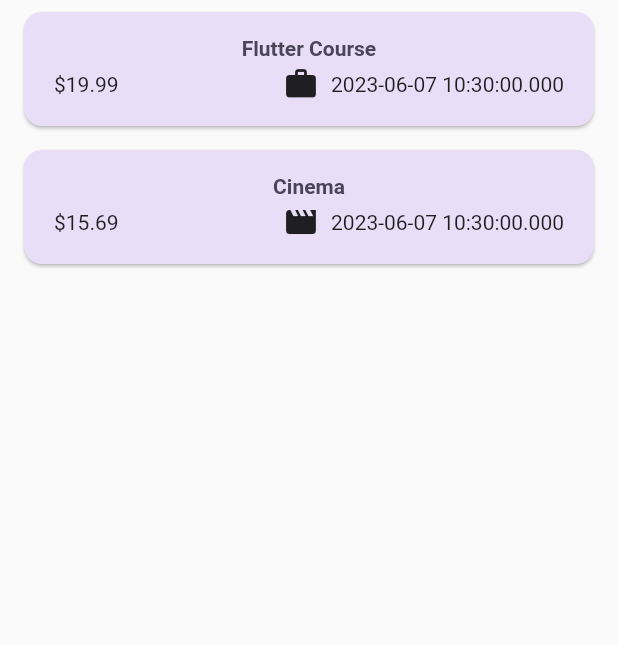
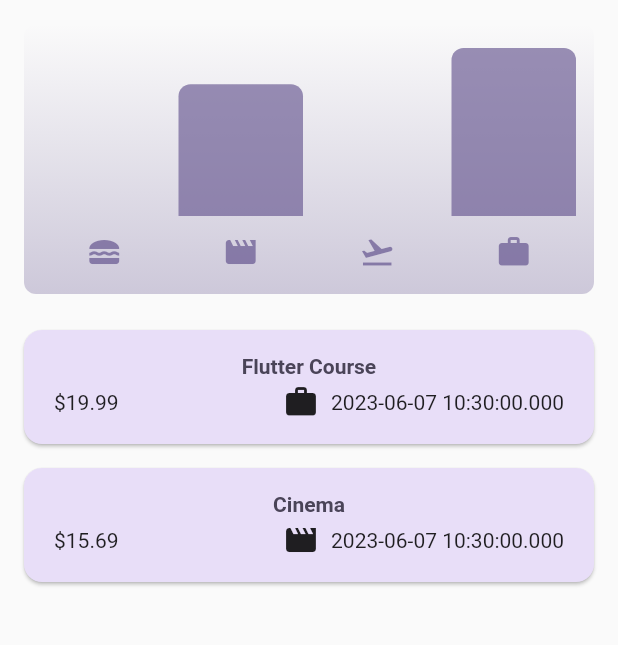
Before and after one commit to omerokumus1/ExpenseTracker_Flutter, a Flutter app: the screen it shows after launch, on a phone screen of 412 x 824 dp, the part 108-753 px from its top. Run offline on Flutter 3.47's test engine with Material 2 defaults, Android fonts, the phone set to English and light mode, and no system bars.

Commit message:
Chart added

```diff
--- a/lib/models/expense.dart
+++ b/lib/models/expense.dart
@@ -33,3 +33,28 @@ class Expense {
     return formatter.format(date);
   }
 }
+
+class ExpenseBucket {
+  const ExpenseBucket({
+    required this.category,
+    required this.expenses,
+  });
+
+  ExpenseBucket.forCategory(List<Expense> allExpenses, this.category)
+      : expenses = allExpenses
+            .where((expense) => expense.category == category)
+            .toList();
+
+  final Category category;
+  final List<Expense> expenses;
+
+  double get totalExpenses {
+    double sum = 0;
+
+    for (final expense in expenses) {
+      sum += expense.amount; // sum = sum + expense.amount
+    }
+
+    return sum;
+  }
+}
--- /dev/null
+++ b/lib/widgets/chart/chart.dart
@@ -0,0 +1,95 @@
+import 'package:flutter/material.dart';
+
+import 'package:expense_tracker/widgets/chart/chart_bar.dart';
+import 'package:expense_tracker/models/expense.dart';
+
+class Chart extends StatelessWidget {
+  const Chart({super.key, required this.expenses});
+
+  final List<Expense> expenses;
+
+  List<ExpenseBucket> get buckets {
+    return [
+      ExpenseBucket.forCategory(expenses, Category.food),
+      ExpenseBucket.forCategory(expenses, Category.leisure),
+      ExpenseBucket.forCategory(expenses, Category.travel),
+      ExpenseBucket.forCategory(expenses, Category.work),
+    ];
+  }
+
+  double get maxTotalExpense {
+    double maxTotalExpense = 0;
+
+    for (final bucket in buckets) {
+      if (bucket.totalExpenses > maxTotalExpense) {
+        maxTotalExpense = bucket.totalExpenses;
+      }
+    }
+
+    return maxTotalExpense;
+  }
+
+  @override
+  Widget build(BuildContext context) {
+    final isDarkMode =
+        MediaQuery.of(context).platformBrightness == Brightness.dark;
+    return Container(
+      margin: const EdgeInsets.all(16),
+      padding: const EdgeInsets.symmetric(
+        vertical: 16,
+        horizontal: 8,
+      ),
+      width: double.infinity,
+      height: 180,
+      decoration: BoxDecoration(
+        borderRadius: BorderRadius.circular(8),
+        gradient: LinearGradient(
+          colors: [
+            Theme.of(context).colorScheme.primary.withOpacity(0.3),
+            Theme.of(context).colorScheme.primary.withOpacity(0.0)
+          ],
+          begin: Alignment.bottomCenter,
+          end: Alignment.topCenter,
+        ),
+      ),
+      child: Column(
+        children: [
+          Expanded(
+            child: Row(
+              crossAxisAlignment: CrossAxisAlignment.end,
+              children: [
+                for (final bucket in buckets) // alternative to map()
+                  ChartBar(
+                    fill: bucket.totalExpenses == 0
+                        ? 0
+                        : bucket.totalExpenses / maxTotalExpense,
+                  )
+              ],
+            ),
+          ),
+          const SizedBox(height: 12),
+          Row(
+            children: buckets
+                .map(
+                  (bucket) => Expanded(
+                    child: Padding(
+                      padding: const EdgeInsets.symmetric(horizontal: 4),
+                      child: Icon(
+                        categoryIcons[bucket.category],
+                        color: isDarkMode
+                            ? Theme.of(context).colorScheme.secondary
+                            : Theme.of(context)
+                                .colorScheme
+                                .primary
+                                .withOpacity(0.7),
+                      ),
+                    ),
+                  ),
+                )
+                .toList(),
+          )
+        ],
+      ),
+    );
+  }
+}
--- /dev/null
+++ b/lib/widgets/chart/chart_bar.dart
@@ -0,0 +1,34 @@
+import 'package:flutter/material.dart';
+
+class ChartBar extends StatelessWidget {
+  const ChartBar({
+    super.key,
+    required this.fill,
+  });
+
+  final double fill;
+
+  @override
+  Widget build(BuildContext context) {
+    final isDarkMode =
+        MediaQuery.of(context).platformBrightness == Brightness.dark;
+    return Expanded(
+      child: Padding(
+        padding: const EdgeInsets.symmetric(horizontal: 4),
+        child: FractionallySizedBox(
+          heightFactor: fill,
+          child: DecoratedBox(
+            decoration: BoxDecoration(
+              shape: BoxShape.rectangle,
+              borderRadius:
+                  const BorderRadius.vertical(top: Radius.circular(8)),
+              color: isDarkMode
+                  ? Theme.of(context).colorScheme.secondary
+                  : Theme.of(context).colorScheme.primary.withOpacity(0.65),
+            ),
+          ),
+        ),
+      ),
+    );
+  }
+}
--- a/lib/widgets/expenses.dart
+++ b/lib/widgets/expenses.dart
@@ -1,3 +1,4 @@
+import 'package:expense_tracker/widgets/chart/chart.dart';
 import 'package:expense_tracker/widgets/expense_list/expense_list.dart';
 import 'package:expense_tracker/widgets/new_expense.dart';
 import 'package:flutter/material.dart';
@@ -72,9 +73,17 @@ class _ExpensesState extends State<Expenses> {
         ? const Center(
             child: Text("No expenses found. Start adding some!"),
           )
-        : ExpenseList(
-            expenseList: _registeredExpenses,
-            onRemoveExpense: _removeExpense,
+        : Column(
+            mainAxisAlignment: MainAxisAlignment.start,
+            children: [
+              Chart(expenses: _registeredExpenses),
+              Expanded(
+                child: ExpenseList(
+                  expenseList: _registeredExpenses,
+                  onRemoveExpense: _removeExpense,
+                ),
+              ),
+            ],
           );
 
     return Scaffold(
```
